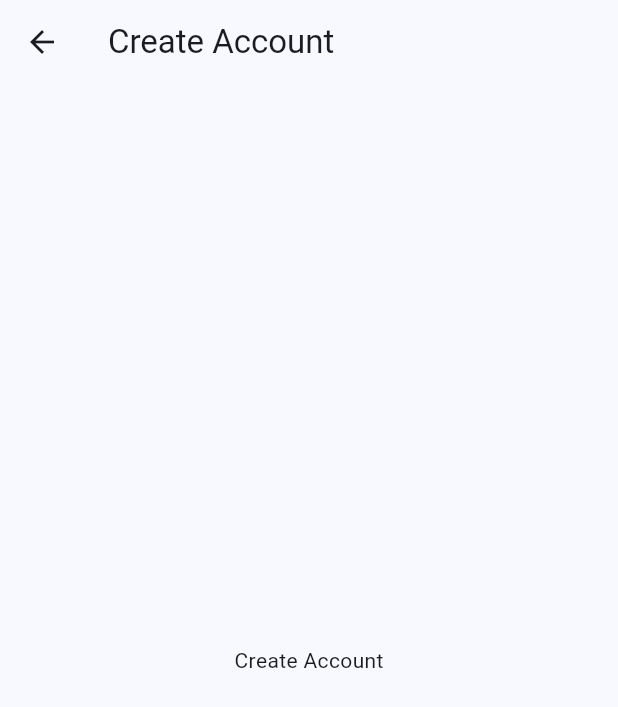
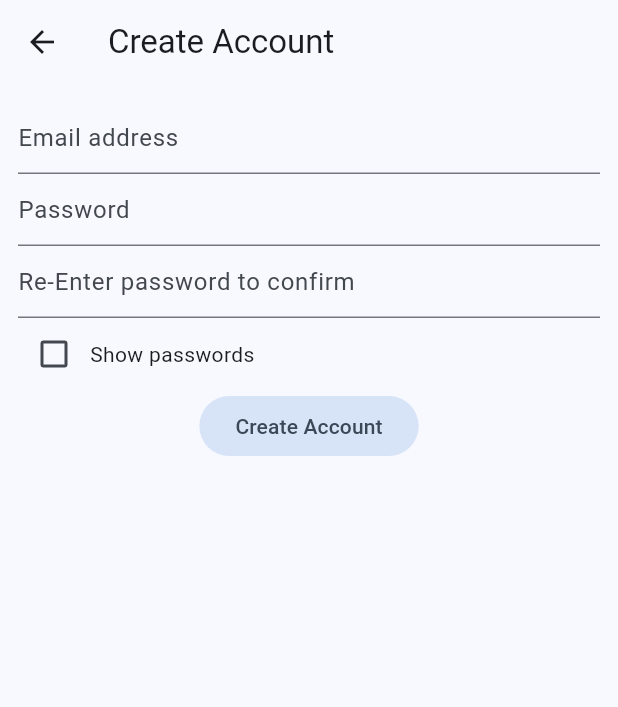
Before and after one commit to Yatheesh-Nagella/LocalGPT-Orginal-build, a Flutter app: the CreateAccountScreen screen opened by its route, on a phone screen of 412 x 824 dp. Shown: the top 707 px of the screen. Run offline on Flutter 3.47's test engine with Material 3 defaults, Android fonts, the phone set to English and light mode, and no system bars; our stand-ins replace firebase_auth, firebase_core; accounts and stored records are empty.

Commit message:
L6 31 form in create account screen p2

```diff
--- a/lib/controller/createaccount_controller.dart
+++ b/lib/controller/createaccount_controller.dart
@@ -3,4 +3,17 @@ import 'package:lesson6/view/createaccount_screen.dart';
 class CreateAccountController{
   CreateAccountState state;
   CreateAccountController(this.state);
+
+  void showHidePasswords(bool? value){
+    if (value != null){
+      state.callSetState((){
+        state.model.showPasswords = value;
+      });
+      state.model.showPasswords = value;
+    }
+  }
+
+  void createAccount(){
+
+  }
 }
--- a/lib/view/createaccount_screen.dart
+++ b/lib/view/createaccount_screen.dart
@@ -14,7 +14,6 @@ class CreateAccountScreen extends StatefulWidget {
 }
 
 class CreateAccountState extends State<CreateAccountScreen> {
-
   late CreateAccountModel model;
   late CreateAccountController con;
 
@@ -33,9 +32,65 @@ class CreateAccountState extends State<CreateAccountScreen> {
       appBar: AppBar(
         title: const Text("Create Account"),
       ),
-      body: const Center(
-        child: Text("Create Account"),
-      ),
+      body: model.inProgress
+          ? const Center(child: CircularProgressIndicator())
+          : formView(context),
     );
   }
+
+  Widget formView(BuildContext context) {
+    return SingleChildScrollView(
+        child: Padding(
+      padding: const EdgeInsets.all(12.0),
+      child: Form(
+        child: Column(
+          children: [
+            TextFormField(
+              decoration: const InputDecoration(
+                hintText: "Email address",
+              ),
+              initialValue: model.email,
+              keyboardType: TextInputType.emailAddress,
+              autocorrect: false,
+              validator: model.validateEmail,
+              onSaved: model.saveEmail,
+            ),
+            TextFormField(
+              decoration: const InputDecoration(
+                hintText: "Password",
+              ),
+              initialValue: model.password,
+              autocorrect: false,
+              validator: model.validatePassword,
+              onSaved: model.savePassword,
+              obscureText: !model.showPasswords,
+            ),
+            TextFormField(
+              decoration: const InputDecoration(
+                hintText: "Re-Enter password to confirm",
+              ),
+              initialValue: model.password,
+              autocorrect: false,
+              validator: model.validatePassword,
+              onSaved: model.savePasswordConfirm,
+              obscureText: !model.showPasswords,
+            ),
+            Row(
+              children: [
+                Checkbox(
+                  value: model.showPasswords,
+                  onChanged: con.showHidePasswords,
+                ),
+                const Text("Show passwords"),
+              ],
+            ),
+            FilledButton.tonal(
+              onPressed: con.createAccount,
+              child: const Text('Create Account'),
+            )
+          ],
+        ),
+      ),
+    ));
+  }
 }
```
